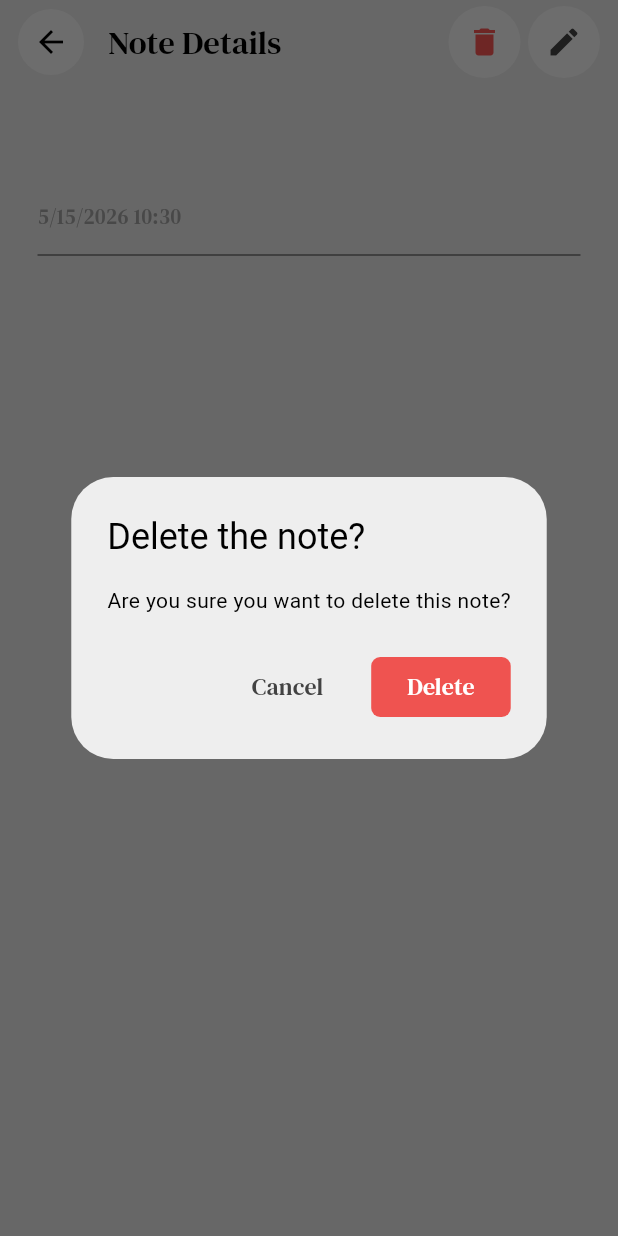
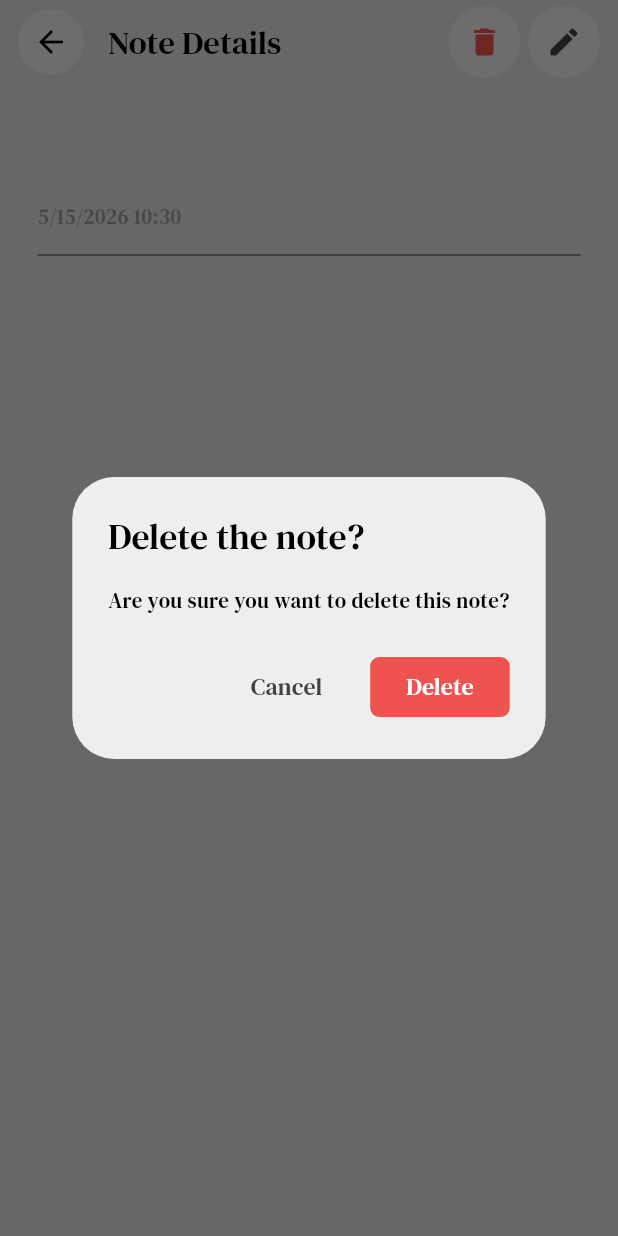
Before and after one commit to iktiarnazib/Notes-App, a Flutter app: the NoteDetailPage screen opened directly with empty values, after a tap on the "delete" icon, on a phone screen of 412 x 824 dp. Run offline on Flutter 3.47's test engine with Material 3 defaults, Android fonts, the phone set to English and light mode, and no system bars; our stand-ins replace drift, flutter_riverpod, popover, shared_preferences; accounts and stored records are empty; generated files the repository leaves out were written again; project files that could hold a hidden picture were left out.

```diff
--- a/lib/pages/note_detail_page.dart
+++ b/lib/pages/note_detail_page.dart
@@ -25,6 +25,7 @@ class NoteDetailPage extends ConsumerStatefulWidget {
 class _NoteDetailPageState extends ConsumerState<NoteDetailPage> {
   final TextEditingController titleController = TextEditingController();
   final TextEditingController descriptionController = TextEditingController();
+
   //update a note
   void onEditPressed({
     required int id,
@@ -52,9 +53,9 @@ class _NoteDetailPageState extends ConsumerState<NoteDetailPage> {
                   maxLines: 3,
                   keyboardType: TextInputType.multiline,
                   controller: titleController,
-                  autofocus: true,
+
                   decoration: InputDecoration(
-                    hintText: 'Add more details here',
+                    hintText: 'Edit your title',
                     hintStyle: TextStyle(
                       fontFamily: 'DMSerifText',
                       color: Theme.of(context).colorScheme.secondary,
@@ -86,7 +87,7 @@ class _NoteDetailPageState extends ConsumerState<NoteDetailPage> {
                   controller: descriptionController,
                   autofocus: true,
                   decoration: InputDecoration(
-                    hintText: 'Add more details here',
+                    hintText: 'Edit your description',
                     hintStyle: TextStyle(
                       fontFamily: 'DMSerifText',
                       color: Theme.of(context).colorScheme.secondary,
@@ -158,8 +159,14 @@ class _NoteDetailPageState extends ConsumerState<NoteDetailPage> {
       builder: (context) {
         return AlertDialog(
           backgroundColor: Theme.of(context).colorScheme.primary,
-          title: Text('Delete the note?'),
-          content: Text("Are you sure you want to delete this note?"),
+          title: Text(
+            'Delete the note?',
+            style: TextStyle(fontFamily: 'DMSerifText'),
+          ),
+          content: Text(
+            "Are you sure you want to delete this note?",
+            style: TextStyle(fontFamily: 'DMSerifText'),
+          ),
           actions: [
             //Cancel button
             MyKeyButton(
```
Also changed, not shown: lib/pages/notes_page.dart (+25 -8 lines).
